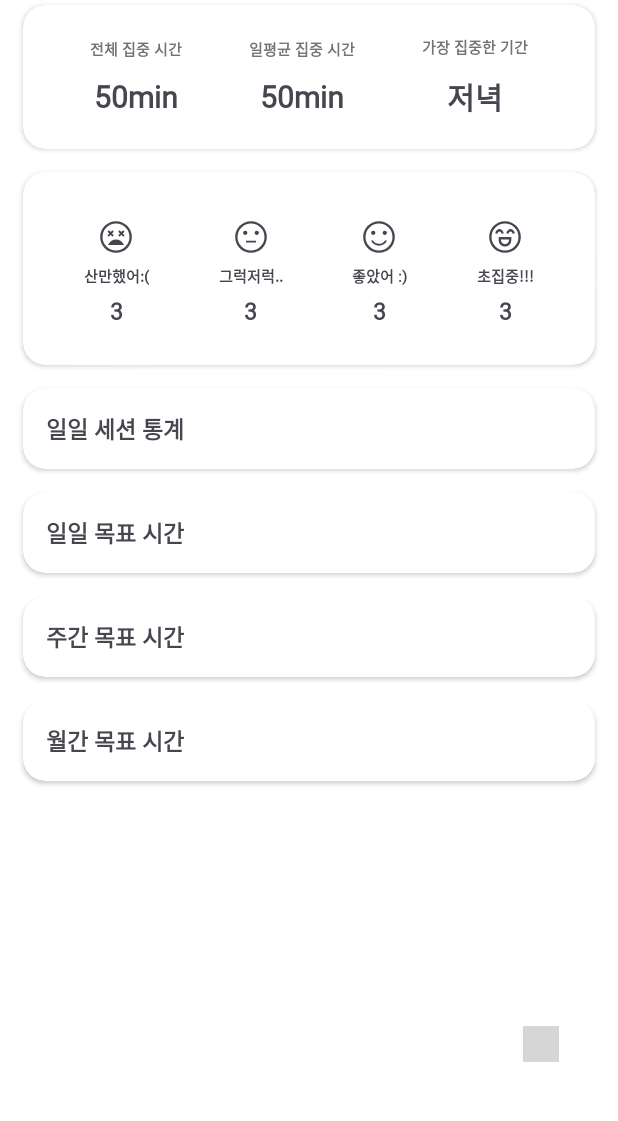
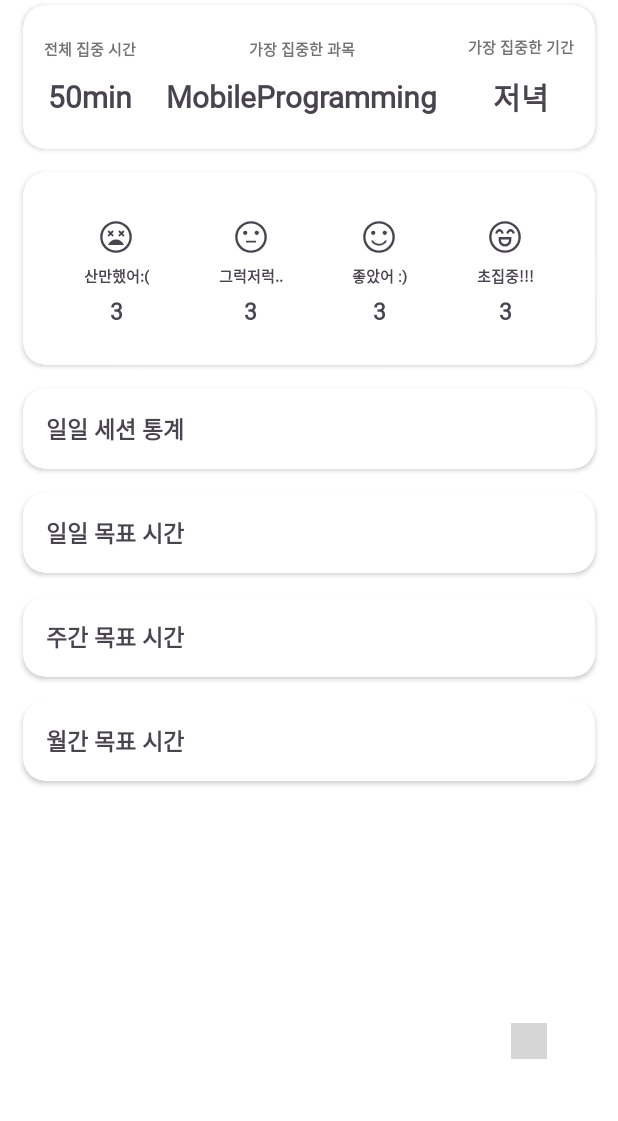
Before and after one commit to RyuGernwoo/Gradia, an Android app: the fragment SessionStatisticalDialog placed in its activity, on a phone screen of 412 x 824 dp, the part 114-1235 px from its top. Run offline under Robolectric (Android 15) with nearby library versions, the phone set to English and light mode, and no system bars; our stand-ins replace Room's generated code, RxJava; libraries missing offline, so code that uses them is left out: orion.gz.scheduleview; 7 statements that could not run were skipped; grey boxes are pictures that could not be loaded.

```diff
--- a/app/src/main/java/mp/gradia/home/ProfileActivity.java
+++ b/app/src/main/java/mp/gradia/home/ProfileActivity.java
@@ -112,6 +112,7 @@ public class ProfileActivity extends AppCompatActivity {
                                 if (photoUrl != null && !photoUrl.isEmpty()) {
                                     Log.d(TAG, "Glide 로드 시도: " + photoUrl);
                                     Glide.with(this).load(photoUrl).apply(glideOptions).into(imgProfilePicture);
+
                                 } else {
                                     Log.d(TAG, "프로필 사진 URL 없음. 기본 이미지 로드.");
                                     Glide.with(this).load(R.drawable.ic_default_profile).apply(glideOptions)
--- /dev/null
+++ b/app/src/main/java/mp/gradia/time/inner/record/bottomsheet/adapter/OnSubjectEditButtonClickListener.java
@@ -0,0 +1,5 @@
+package mp.gradia.time.inner.record.bottomsheet.adapter;
+
+public interface OnSubjectEditButtonClickListener {
+    void onEditButtonClick(int subjectId);
+}
--- a/app/src/main/java/mp/gradia/time/inner/timeline/dialog/SessionStatisticalDialog.java
+++ b/app/src/main/java/mp/gradia/time/inner/timeline/dialog/SessionStatisticalDialog.java
@@ -40,6 +40,7 @@ import mp.gradia.database.dao.SubjectDao;
 import mp.gradia.database.entity.StudySessionEntity;
 import mp.gradia.database.entity.TargetStudyTime;
 import mp.gradia.time.inner.timeline.dialog.adapter.StudySessionAdapter;
+import mp.gradia.time.inner.timeline.dialog.adapter.StudySessionHolder;
 import mp.gradia.time.inner.viewmodel.StudySessionViewModel;
 import mp.gradia.time.inner.viewmodel.StudySessionViewModelFactory;
 import mp.gradia.time.inner.viewmodel.SubjectViewModel;
@@ -64,7 +65,7 @@ public class SessionStatisticalDialog extends DialogFragment {
     private CardView weeklyTargetStudyTimeContainer;
     private CardView monthlyTargetStudyTimeContainer;
     private TextView totalFocusTimeTextView;
-    private TextView avgFocusTimeTextView;
+    private TextView mostFocusSubjectTextView;
     private TextView mostFocusTimeTextView;
     private TextView focusLevel1CountTextView;
     private TextView focusLevel2CountTextView;
@@ -193,7 +194,7 @@ public class SessionStatisticalDialog extends DialogFragment {
         weeklyTargetStudyTimeContainer = v.findViewById(R.id.weekly_target_study_time_container);
         monthlyTargetStudyTimeContainer = v.findViewById(R.id.monthly_target_study_time_container);
         totalFocusTimeTextView = v.findViewById(R.id.total_focus_time_textview);
-        avgFocusTimeTextView = v.findViewById(R.id.avg_focus_time_textview);
+        mostFocusSubjectTextView = v.findViewById(R.id.most_focus_subject_textview);
         mostFocusTimeTextView = v.findViewById(R.id.most_focus_time_textview);
         focusLevel1CountTextView = v.findViewById(R.id.focus_level1_count_textview);
         focusLevel2CountTextView = v.findViewById(R.id.focus_level2_count_textview);
@@ -231,6 +232,7 @@ public class SessionStatisticalDialog extends DialogFragment {
                             loadBundle();
 
                             loadTargetStudyTime();
+                            setupMostFocusSubject();
                             setupProgressData();
                         }
                     }
@@ -379,6 +381,26 @@ public class SessionStatisticalDialog extends DialogFragment {
         }
     }
 
+    private void setupMostFocusSubject() {
+        List<StudySessionEntity> s = bundle.getIntegratedList();
+        if (!s.isEmpty()) {
+            long max = s.get(0).getStudyTime();
+            int idx = 0;
+            for (StudySessionEntity session : s) {
+                if (session.getStudyTime() > max) {
+                    max = session.getStudyTime();
+                    idx = s.indexOf(session);
+                }
+            }
+            String subjectName = s.get(idx).getSubjectName();
+            if (subjectName.length() > 7)
+                subjectName = subjectName.substring(0, 7) + "...";
+            mostFocusSubjectTextView.setText(subjectName);
+        }
+        else {
+            mostFocusSubjectTextView.setText("NULL");
+        }
+    }
     /**
      * 집중 레벨별 세션 수를 UI에 표시합니다.
      */
--- a/app/src/main/res/drawable/nav_bottom_round.xml
+++ b/app/src/main/res/drawable/nav_bottom_round.xml
@@ -3,11 +3,10 @@
     android:shape="rectangle">
 
     <corners
-        android:topRightRadius="20dp"
-        android:topLeftRadius="20dp"/>
+        android:radius="50dp"/>
 
     <stroke
-        android:color="#F5F5F5"
-        android:width="1dp"/>
+        android:color="#F0F0F0"
+        android:width="1.5dp"/>
 
 </shape>
--- a/app/src/main/res/layout/activity_main.xml
+++ b/app/src/main/res/layout/activity_main.xml
@@ -18,7 +18,13 @@
         android:id="@+id/bottom_navigation"
         android:layout_width="match_parent"
         android:layout_height="wrap_content"
+        android:layout_margin="10dp"
         android:background="@drawable/nav_bottom_round"
+        app:itemPaddingTop="20dp"
+        android:fadingEdgeLength="10dp"
+        android:elevation="20dp"
+        app:elevation="20dp"
+        app:itemGravity="center"
         app:labelVisibilityMode="labeled"
         app:layout_constraintBottom_toBottomOf="parent"
         app:menu="@menu/bottom_navigation_menu" />
--- a/app/src/main/res/layout/fragment_home.xml
+++ b/app/src/main/res/layout/fragment_home.xml
@@ -26,7 +26,7 @@
         android:layout_width="40dp"
         android:layout_height="40dp"
         android:layout_marginTop="8dp"
-        android:layout_marginEnd="20dp"
+        android:layout_marginEnd="8dp"
         android:contentDescription="Profile"
         android:src="@drawable/outline_account_circle_black_24"
         app:layout_constraintEnd_toEndOf="parent"
--- a/app/src/main/res/layout/fragment_session_statistical_dialog.xml
+++ b/app/src/main/res/layout/fragment_session_statistical_dialog.xml
@@ -120,13 +120,13 @@
                                 android:layout_marginTop="10dp"
                                 android:layout_marginEnd="10dp"
                                 android:layout_marginBottom="5dp"
-                                android:text="@string/avg_focus_time"
+                                android:text="@string/most_focus_subject"
                                 android:textColor="@color/gray"
                                 android:textSize="10sp"
                                 android:textStyle="bold" />
 
                             <TextView
-                                android:id="@+id/avg_focus_time_textview"
+                                android:id="@+id/most_focus_subject_textview"
                                 android:layout_width="wrap_content"
                                 android:layout_height="wrap_content"
                                 android:layout_gravity="center"
@@ -134,7 +134,7 @@
                                 android:layout_marginTop="5dp"
                                 android:layout_marginEnd="10dp"
                                 android:layout_marginBottom="10dp"
-                                android:text="50min"
+                                android:text="MobileProgramming"
                                 android:textSize="20sp"
                                 android:textStyle="bold" />
 
--- a/app/src/main/res/values/strings.xml
+++ b/app/src/main/res/values/strings.xml
@@ -55,7 +55,7 @@
     <!-- Session Statistical Dialog Fragment -->
     <string name="appbar_title_session_statistical_data">세션 통계 데이터</string>
     <string name="total_focus_time">전체 집중 시간</string>
-    <string name="avg_focus_time">일평균 집중 시간</string>
+    <string name="most_focus_subject">가장 집중한 과목</string>
     <string name="most_focus_time">가장 집중한 기간</string>
     <string name="data_session_review">사용자 집중 통계</string>
     <string name="session_distribution_ratio">일일 세션 통계</string>
@@ -116,10 +116,11 @@
 
     <!-- Bottom Sheet -->
     <string name="text_label_bottom_sheet">과목</string>
-    <string name="text_label_subject_target_hour">목표 시간</string>
+    <string name="text_label_subject_target_hour">일일 목표 시간</string>
     <string name="text_label_subject_studied_hour">공부 시간</string>
     <string name="text_label_subject_type">이수 구분</string>
     <string name="text_label_subject_credit">학점</string>
+    <string name="text_label_subject_edit">수정</string>
 
     <!-- Greeting Messages -->
     <string-array name="text_label_study_greeting_messages">
```
Also changed, not shown: app/src/main/java/mp/gradia/database/entity/TargetStudyTime.java (+4 -3 lines), app/src/main/java/mp/gradia/subject/ui/SubjectAddDialog.java (+17 -10 lines), app/src/main/java/mp/gradia/subject/ui/SubjectDetailFragment.java (+4 -4 lines), app/src/main/java/mp/gradia/subject/ui/TodoInputDialog.java (+19 -3 lines), app/src/main/java/mp/gradia/time/inner/record/bottomsheet/adapter/SubjectSelectAdapter.java (+11 -5 lines), app/src/main/java/mp/gradia/time/inner/record/bottomsheet/adapter/SubjectSelectBottomSheetFragment.java (+9 -1 lines), app/src/main/java/mp/gradia/time/inner/record/bottomsheet/adapter/SubjectSelectHolder.java (+40 -5 lines), app/src/main/res/layout/item_subject_list.xml (+8 -35 lines).
